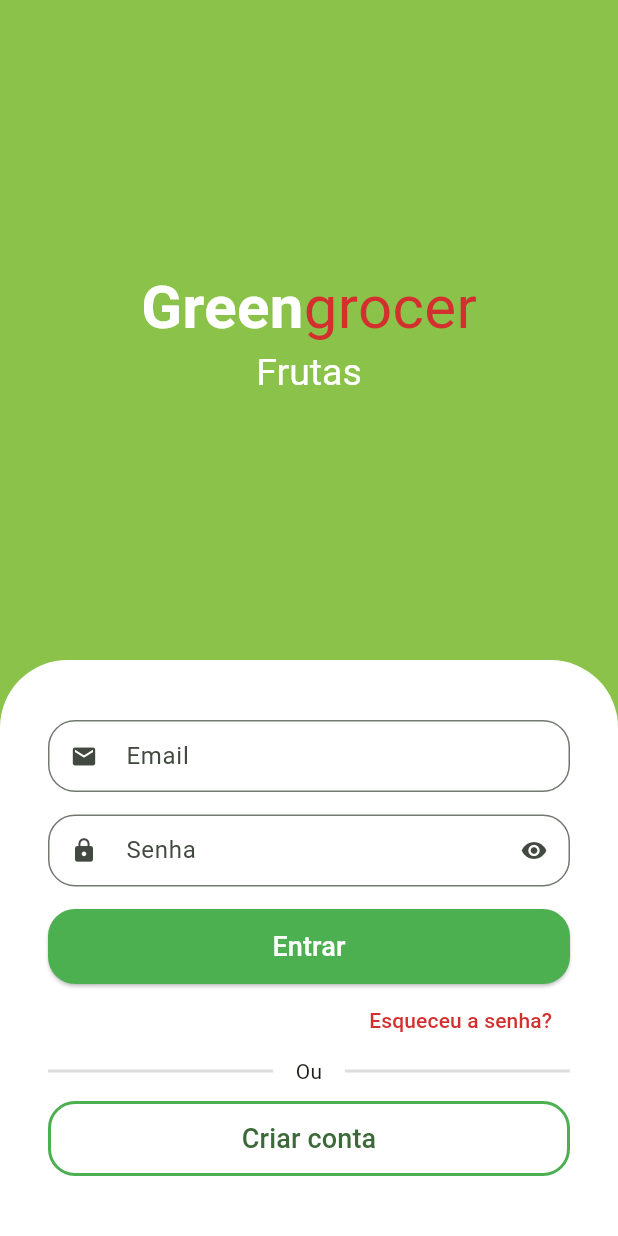
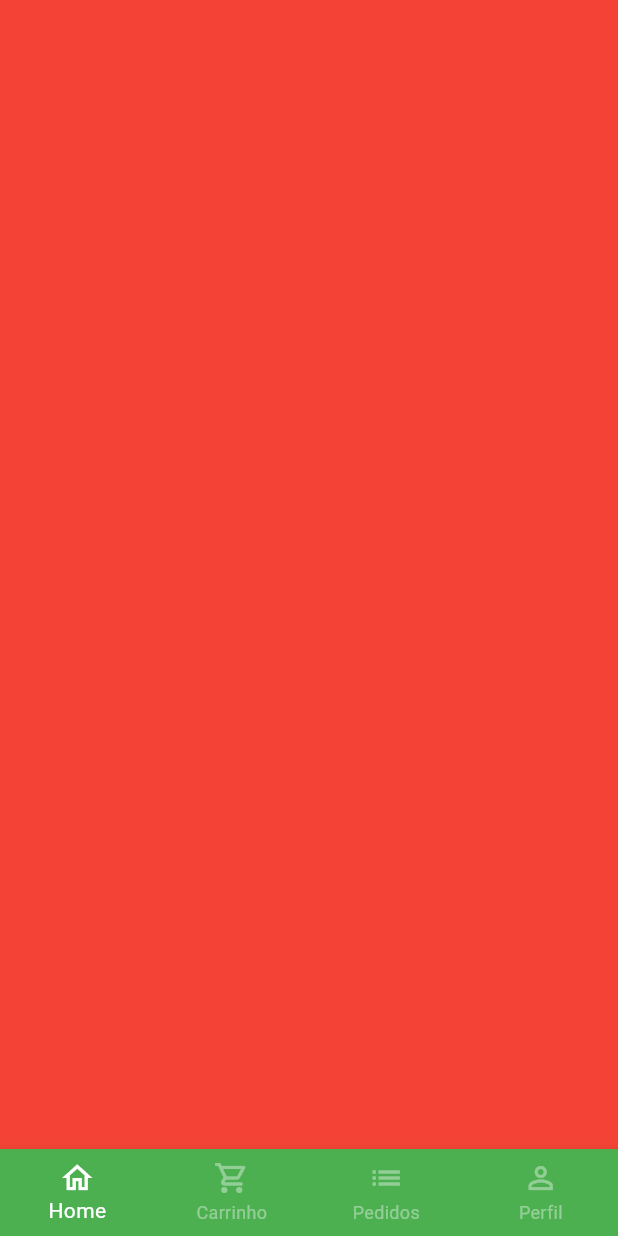
Before and after one commit to EmersonBrancher/green-grocer, a Flutter app: the screen it shows after launch, after a tap on "Entrar", on a phone screen of 412 x 824 dp. Run offline on Flutter 3.47's test engine with Material 3 defaults, Android fonts, the phone set to English and light mode, and no system bars; drawn by our look-alikes of animated_text_kit; our stand-ins replace mask_text_input_formatter.

Commit message:
Conclusão tela base

```diff
--- a/greengrocer/lib/src/auth/sign_in_screen.dart
+++ b/greengrocer/lib/src/auth/sign_in_screen.dart
@@ -2,6 +2,7 @@ import 'package:animated_text_kit/animated_text_kit.dart';
 import 'package:flutter/material.dart';
 import 'package:greengrocer/src/auth/components/custom_text_field.dart';
 import 'package:greengrocer/src/auth/sign_up_screen.dart';
+import 'package:greengrocer/src/base/base_screen.dart';
 import 'package:greengrocer/src/config/custom_colors.dart';
 
 class SignInScreen extends StatelessWidget {
@@ -99,7 +100,12 @@ class SignInScreen extends StatelessWidget {
                             fontSize: 18,
                           ),
                         ),
-                        onPressed: () {},
+                        onPressed: () {
+                          Navigator.of(context)
+                              .pushReplacement(MaterialPageRoute(builder: (c) {
+                            return const BaseScreen();
+                          }));
+                        },
                       ),
                     ),
                     Align(
--- /dev/null
+++ b/greengrocer/lib/src/base/base_screen.dart
@@ -0,0 +1,59 @@
+import 'package:flutter/material.dart';
+
+class BaseScreen extends StatefulWidget {
+  const BaseScreen({super.key});
+
+  @override
+  State<BaseScreen> createState() => _BaseScreenState();
+}
+
+class _BaseScreenState extends State<BaseScreen> {
+  int currentIndex = 0;
+  final pageController = PageController();
+  @override
+  Widget build(BuildContext context) {
+    return Scaffold(
+      body: PageView(
+        physics: const NeverScrollableScrollPhysics(), //Remove navegação entre as telas deslizando para os lados
+        controller: pageController,
+        children: [
+          Container(color: Colors.red,),
+          Container(color: Colors.yellow,),
+          Container(color: Colors.blue,),
+          Container(color: Colors.purple,),
+        ],
+      ),
+      bottomNavigationBar: BottomNavigationBar(
+        currentIndex: currentIndex,
+        onTap: (index) {
+          setState(() {
+            currentIndex = index;
+            pageController.jumpToPage(currentIndex);
+          });
+        },
+        type: BottomNavigationBarType.fixed,
+        backgroundColor: Colors.green,
+        selectedItemColor: Colors.white,
+        unselectedItemColor: Colors.white.withAlpha(100),
+        items: const [
+          BottomNavigationBarItem(
+            icon: Icon(Icons.home_outlined),
+            label: 'Home',
+          ),
+          BottomNavigationBarItem(
+            icon: Icon(Icons.shopping_cart_outlined),
+            label: 'Carrinho',
+          ),
+          BottomNavigationBarItem(
+            icon: Icon(Icons.list),
+            label: 'Pedidos',
+          ),
+          BottomNavigationBarItem(
+            icon: Icon(Icons.person_outline),
+            label: 'Perfil',
+          ),
+        ],
+      ),
+    );
+  }
+}
```
Also changed, not shown: 1 other file.
